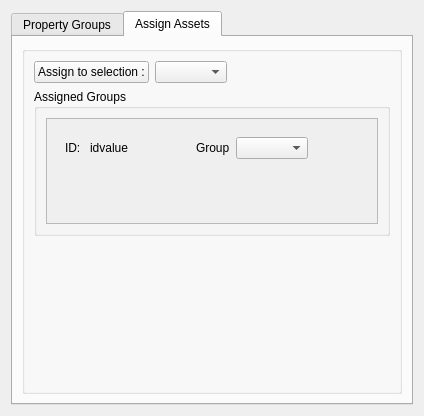
First picture: the form in ui/property_widget.ui, repository asselapathirana/RRPam-WDS, before the edit.
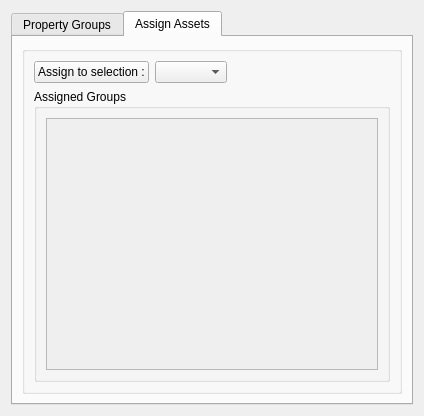
Second picture: the form after the edit.

Commit message: GUI was improved a bit - space etc.

The edit to the form file:
```diff
--- a/ui/property_widget.ui
+++ b/ui/property_widget.ui
@@ -178,19 +178,6 @@
                 </item>
                </layout>
               </item>
-              <item row="2" column="0">
-               <spacer name="verticalSpacer_2">
-                <property name="orientation">
-                 <enum>Qt::Vertical</enum>
-                </property>
-                <property name="sizeHint" stdset="0">
-                 <size>
-                  <width>20</width>
-                  <height>40</height>
-                 </size>
-                </property>
-               </spacer>
-              </item>
               <item row="1" column="0">
                <widget class="QGroupBox" name="layoutx">
                 <property name="title">
@@ -208,80 +195,12 @@
                       <x>0</x>
                       <y>0</y>
                       <width>332</width>
-                      <height>105</height>
+                      <height>256</height>
                      </rect>
                     </property>
                     <layout class="QVBoxLayout" name="verticalLayout_6">
                      <item>
                       <layout class="QVBoxLayout" name="assign_asset_item_parent_layout">
-                       <item>
-                        <widget class="QFrame" name="assign_asset_item">
-                         <layout class="QHBoxLayout" name="indiviual_asset_container_layout_4">
-                          <item>
-                           <widget class="QLabel" name="label_8">
-                            <property name="maximumSize">
-                             <size>
-                              <width>50</width>
-                              <height>16777215</height>
-                             </size>
-                            </property>
-                            <property name="text">
-                             <string>ID: </string>
-                            </property>
-                           </widget>
-                          </item>
-                          <item>
-                           <widget class="QLabel" name="my_id">
-                            <property name="minimumSize">
-                             <size>
-                              <width>100</width>
-                              <height>0</height>
-                             </size>
-                            </property>
-                            <property name="maximumSize">
-                             <size>
-                              <width>200</width>
-                              <height>16777215</height>
-                             </size>
-                            </property>
-                            <property name="text">
-                             <string>idvalue</string>
-                            </property>
-                           </widget>
-                          </item>
-                          <item>
-                           <widget class="QLabel" name="label_9">
-                            <property name="text">
-                             <string>Group</string>
-                            </property>
-                           </widget>
-                          </item>
-                          <item>
-                           <widget class="QComboBox" name="my_group">
-                            <property name="maximumSize">
-                             <size>
-                              <width>100</width>
-                              <height>16777215</height>
-                             </size>
-                            </property>
-                           </widget>
-                          </item>
-                          <item>
-                           <spacer name="horizontalSpacer_6">
-                            <property name="orientation">
-                             <enum>Qt::Horizontal</enum>
-                            </property>
-                            <property name="sizeHint" stdset="0">
-                             <size>
-                              <width>40</width>
-                              <height>20</height>
-                             </size>
-                            </property>
-                           </spacer>
-                          </item>
-                         </layout>
-                        </widget>
-                       </item>
                        <item>
                         <spacer name="assign_asset_item_spacer_after_items">
                          <property name="orientation">
```
The commit also changes 1 other file.
